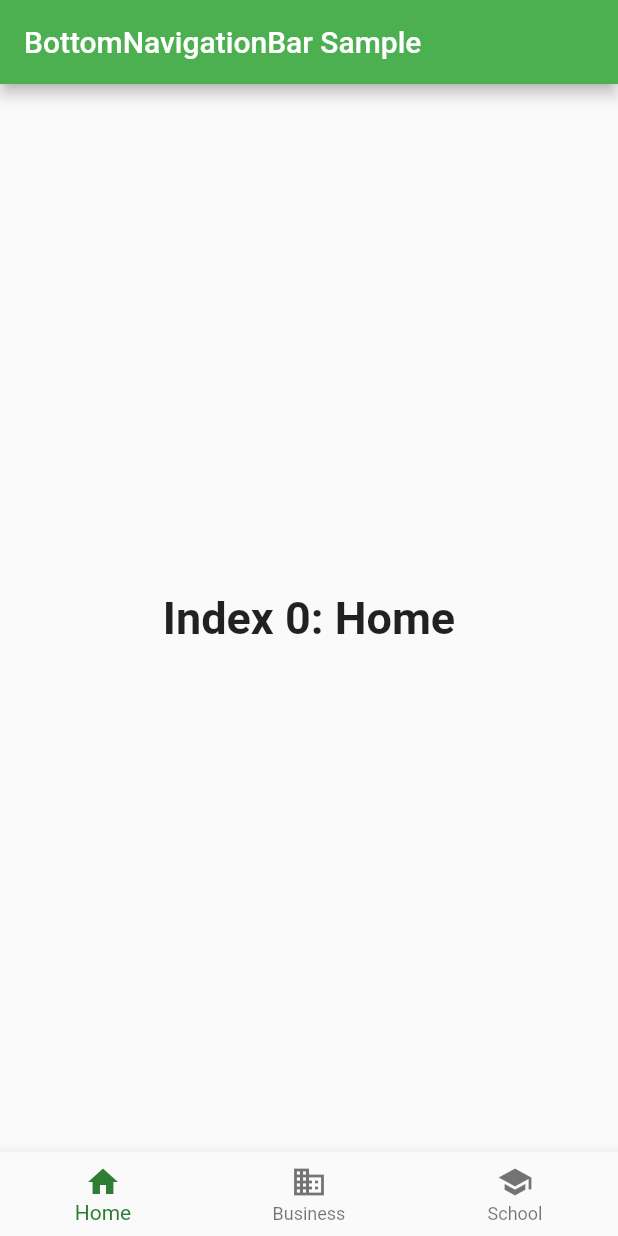
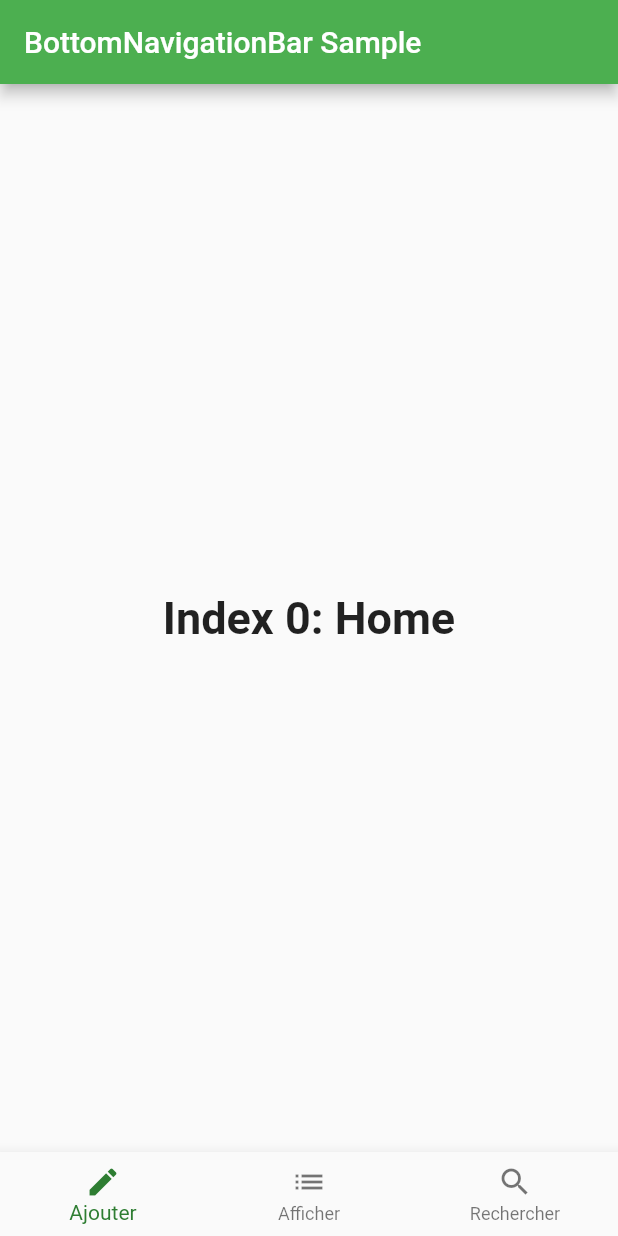
Before and after one commit to WhatANiceDayToCode/Projet_Flutter, a Flutter app: the screen it shows after launch, on a phone screen of 412 x 824 dp. Run offline on Flutter 3.47's test engine with Material 2 defaults, Android fonts, the phone set to English and light mode, and no system bars.

Commit message:
modif navbar

```diff
--- a/projet_flutter/lib/main.dart
+++ b/projet_flutter/lib/main.dart
@@ -63,16 +63,16 @@ class _MyStatefulWidgetState extends State<MyStatefulWidget> {
       bottomNavigationBar: BottomNavigationBar(
         items: const <BottomNavigationBarItem>[
           BottomNavigationBarItem(
-            icon: Icon(Icons.home),
-            label: 'Home',
+            icon: Icon(Icons.edit),
+            label: 'Ajouter',
           ),
           BottomNavigationBarItem(
-            icon: Icon(Icons.business),
-            label: 'Business',
+            icon: Icon(Icons.list),
+            label: 'Afficher',
           ),
           BottomNavigationBarItem(
-            icon: Icon(Icons.school),
-            label: 'School',
+            icon: Icon(Icons.search),
+            label: 'Rechercher',
           ),
         ],
         currentIndex: _selectedIndex,
```
